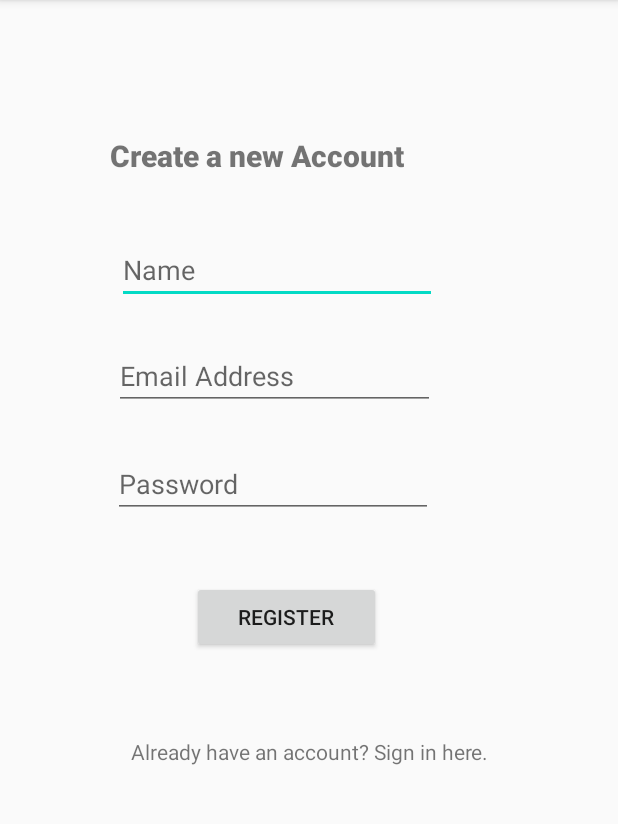
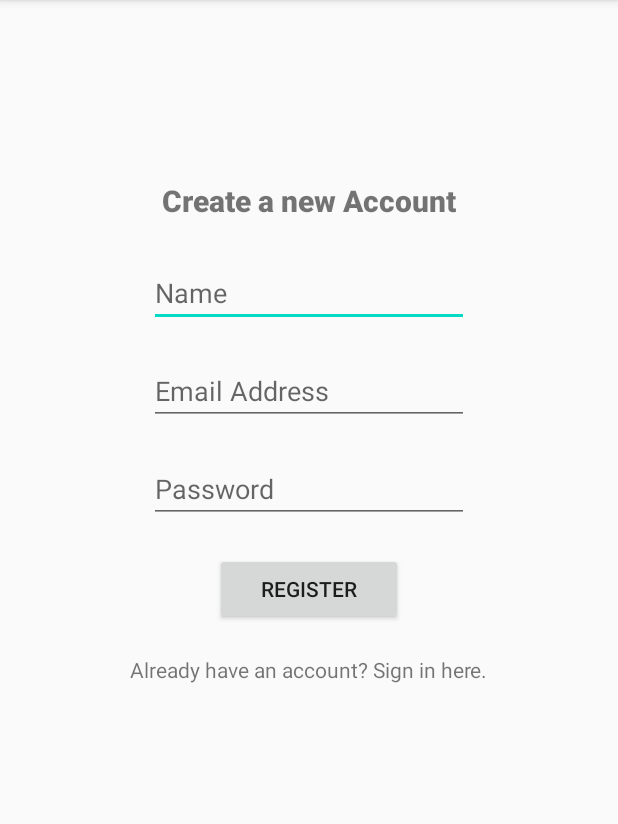
Before and after one commit to d-joshi/Personal-Weather-App, an Android app: the screen it shows after launch (RegisterActivity), after a tap on "Don't have an account? Click here.", on a phone screen of 412 x 824 dp, the part 84-908 px from its top. Run offline under Robolectric (Android 15) with nearby library versions, the phone set to English and light mode, and no system bars; our stand-ins replace Firebase (no records; nobody signed in at launch, a user with empty details on screens opened directly).

Commit message:
Comment out problematic code

```diff
--- a/app/src/main/java/com/example/theweatherapp/ForecastActivity.java
+++ b/app/src/main/java/com/example/theweatherapp/ForecastActivity.java
@@ -1,8 +1,6 @@
 package com.example.theweatherapp;
 
-import android.content.Context;
 import android.content.Intent;
-import android.content.SharedPreferences;
 import android.os.AsyncTask;
 import android.os.Bundle;
 import android.util.Log;
@@ -15,8 +13,6 @@ import androidx.annotation.NonNull;
 import androidx.appcompat.app.AppCompatActivity;
 
 import com.androdocs.httprequest.HttpRequest;
-import com.google.firebase.firestore.CollectionReference;
-import com.google.firebase.firestore.FirebaseFirestore;
 
 import org.json.JSONException;
 import org.json.JSONObject;
@@ -27,11 +23,11 @@ import java.util.ArrayList;
 public class ForecastActivity extends AppCompatActivity {
     private static String forecastDaysNum = "3";
 
-    SharedPreferences sharedPreferences = getSharedPreferences("Settings", Context.MODE_PRIVATE);
+    //SharedPreferences sharedPreferences = getSharedPreferences("Settings", Context.MODE_PRIVATE);
 
-    FirebaseFirestore db = FirebaseFirestore.getInstance();
-    CollectionReference users = db.collection("users");
-    String userID = "qxGBkwWEGNEjTKM0fgp1";
+//    FirebaseFirestore db = FirebaseFirestore.getInstance();
+//    CollectionReference users = db.collection("users");
+//    String userID = "qxGBkwWEGNEjTKM0fgp1";
 
     String API = "2e623cf734abdaf0dccd465fdbdd49c2";
 
@@ -53,6 +49,8 @@ public class ForecastActivity extends AppCompatActivity {
         super.onCreate(savedInstanceState);
         setContentView(R.layout.activity_forecast);
 
+//        DocumentReference user = db.collection("users").document(userID);
+//        String latitude = user.
         //String latitude = users.document(userID)
 
         if(!getString(R.string.latitude).isEmpty() && !getString(R.string.longitude).isEmpty()){
@@ -69,7 +67,7 @@ public class ForecastActivity extends AppCompatActivity {
             LOC = getString(R.string.cityCode);
         }
 
-        UNITS = sharedPreferences.getString("units", "metric");
+        UNITS = "metric";
 
         setContentView(R.layout.activity_forecast);
 
--- a/app/src/main/java/com/example/theweatherapp/LoginActivity.java
+++ b/app/src/main/java/com/example/theweatherapp/LoginActivity.java
@@ -22,6 +22,7 @@ public class LoginActivity extends AppCompatActivity {
     EditText emailId, password;
     Button btnSignIn;
     TextView tvSignUp;
+
     FirebaseAuth mFirebaseAuth;
     private FirebaseAuth.AuthStateListener mAuthStateListener;
 
--- a/app/src/main/java/com/example/theweatherapp/RegisterActivity.java
+++ b/app/src/main/java/com/example/theweatherapp/RegisterActivity.java
@@ -16,14 +16,13 @@ import com.google.android.gms.tasks.OnCompleteListener;
 import com.google.android.gms.tasks.Task;
 import com.google.firebase.auth.AuthResult;
 import com.google.firebase.auth.FirebaseAuth;
-import com.google.firebase.firestore.FirebaseFirestore;
 
 public class RegisterActivity extends AppCompatActivity {
     EditText emailId, password;
     Button btnSignup;
     TextView tvSignIn;
     FirebaseAuth mFirebaseAuth;
-    FirebaseFirestore db;
+    //FirebaseFirestore db;
 
     @Override
     protected void onCreate(Bundle savedInstanceState) {
@@ -34,7 +33,7 @@ public class RegisterActivity extends AppCompatActivity {
         password = findViewById(R.id.enter_password);
         tvSignIn = findViewById(R.id.tv_login);
         mFirebaseAuth = FirebaseAuth.getInstance();
-        db = FirebaseFirestore.getInstance();
+        //db = FirebaseFirestore.getInstance();
         btnSignup = findViewById(R.id.registerbutton);
 
         btnSignup.setOnClickListener(new View.OnClickListener() {
@@ -59,7 +58,7 @@ public class RegisterActivity extends AppCompatActivity {
                             if (!task.isSuccessful()) {
                                 Toast.makeText(RegisterActivity.this, "SignUp Unsuccessful, Please Try Again", Toast.LENGTH_SHORT).show();
                             } else {
-                                db.collection("users").add(mFirebaseAuth.getCurrentUser().getUid());
+                                //db.collection("users").add(mFirebaseAuth.getCurrentUser().getUid());
                                 startActivity(new Intent(RegisterActivity.this, ForecastActivity.class));
                             }
                         }
--- a/app/src/main/java/com/example/theweatherapp/SettingsActivity.java
+++ b/app/src/main/java/com/example/theweatherapp/SettingsActivity.java
@@ -11,7 +11,8 @@ public class SettingsActivity extends AppCompatActivity {
     @Override
     protected void onCreate(Bundle savedInstanceState) {
         super.onCreate(savedInstanceState);
-        setContentView(R.layout.activity_settings);
+
+        getSupportFragmentManager().beginTransaction().replace(android.R.id.content, new SettingsFragments()).commit();
     }
 
 }
--- a/app/src/main/java/com/example/theweatherapp/SettingsFragments.java
+++ b/app/src/main/java/com/example/theweatherapp/SettingsFragments.java
@@ -10,7 +10,7 @@ import androidx.preference.ListPreference;
 import androidx.preference.Preference;
 import androidx.preference.PreferenceFragmentCompat;
 
-public class SettingsFragments extends PreferenceFragmentCompat{
+public class SettingsFragments extends PreferenceFragmentCompat {
     private CheckBoxPreference loggedIn;
     private ListPreference units, messageLength;
 
@@ -46,6 +46,6 @@ public class SettingsFragments extends PreferenceFragmentCompat{
             }
         });
 
-        return inflater.inflate(R.layout.activity_settings, container, false);
+        return inflater.inflate(R.layout.activity_settings, container, true);
     }
 }
--- a/app/src/main/res/layout/activity_login.xml
+++ b/app/src/main/res/layout/activity_login.xml
@@ -26,7 +26,7 @@
         android:layout_centerHorizontal="true"
         android:layout_marginTop="20dp"
         android:ems="10"
-        android:hint="Email "
+        android:hint="Email Address"
         android:inputType="textEmailAddress"/>
 
     <EditText
--- a/app/src/main/res/layout/activity_register.xml
+++ b/app/src/main/res/layout/activity_register.xml
@@ -4,13 +4,11 @@
 
     <TextView
         android:id="@+id/create_acct"
-        android:layout_width="260dp"
-        android:layout_height="42dp"
-        android:layout_alignParentStart="true"
+        android:layout_width="wrap_content"
+        android:layout_height="wrap_content"
         android:layout_alignParentTop="true"
         android:layout_centerHorizontal="true"
-        android:layout_marginStart="73dp"
-        android:layout_marginTop="90dp"
+        android:layout_marginTop="120dp"
         android:fontFamily="sans-serif-black"
         android:text="Create a new Account"
         android:textSize="20sp" />
@@ -20,9 +18,7 @@
         android:layout_width="wrap_content"
         android:layout_height="wrap_content"
         android:layout_below="@+id/create_acct"
-        android:layout_alignParentStart="true"
         android:layout_centerHorizontal="true"
-        android:layout_marginStart="78dp"
         android:layout_marginTop="25dp"
         android:ems="10"
         android:hint="Name"
@@ -33,49 +29,41 @@
         android:layout_width="wrap_content"
         android:layout_height="wrap_content"
         android:layout_below="@+id/enter_name"
-        android:layout_alignParentStart="true"
-        android:layout_alignParentEnd="true"
-        android:layout_marginStart="76dp"
-        android:layout_marginTop="25dp"
-        android:layout_marginEnd="122dp"
+        android:layout_centerHorizontal="true"
+        android:layout_marginTop="20dp"
         android:ems="10"
         android:hint="Email Address"
         android:inputType="textEmailAddress" />
+
+    <EditText
+        android:id="@+id/enter_password"
+        android:layout_width="wrap_content"
+        android:layout_height="wrap_content"
+        android:layout_below="@+id/enter_email"
+        android:layout_centerHorizontal="true"
+        android:layout_marginTop="20dp"
+        android:ems="10"
+        android:hint="Password"
+        android:inputType="textPassword" />
 
     <Button
         android:id="@+id/registerbutton"
         android:layout_width="125dp"
         android:layout_height="wrap_content"
         android:layout_below="@+id/enter_password"
-        android:layout_alignParentStart="true"
-        android:layout_alignParentEnd="true"
-        android:layout_marginStart="128dp"
-        android:layout_marginTop="42dp"
-        android:layout_marginEnd="158dp"
+        android:layout_centerHorizontal="true"
+        android:layout_marginTop="20dp"
         android:text="Register" />
 
     <TextView
         android:id="@+id/tv_login"
         android:layout_width="wrap_content"
         android:layout_height="wrap_content"
-        android:layout_alignParentStart="true"
-        android:layout_alignParentBottom="true"
+        android:layout_below="@+id/registerbutton"
         android:layout_centerHorizontal="true"
-        android:layout_marginStart="87dp"
-        android:layout_marginBottom="257dp"
+        android:layout_marginTop="20dp"
         android:text="Already have an account? Sign in here." />
 
-    <EditText
-        android:id="@+id/enter_password"
-        android:layout_width="wrap_content"
-        android:layout_height="wrap_content"
-        android:layout_below="@+id/enter_email"
-        android:layout_alignParentStart="true"
-        android:layout_alignParentTop="true"
-        android:layout_marginStart="75dp"
-        android:layout_marginTop="300dp"
-        android:ems="10"
-        android:hint="Password"
-        android:inputType="textPassword" />
+
 
 </RelativeLayout>
```
